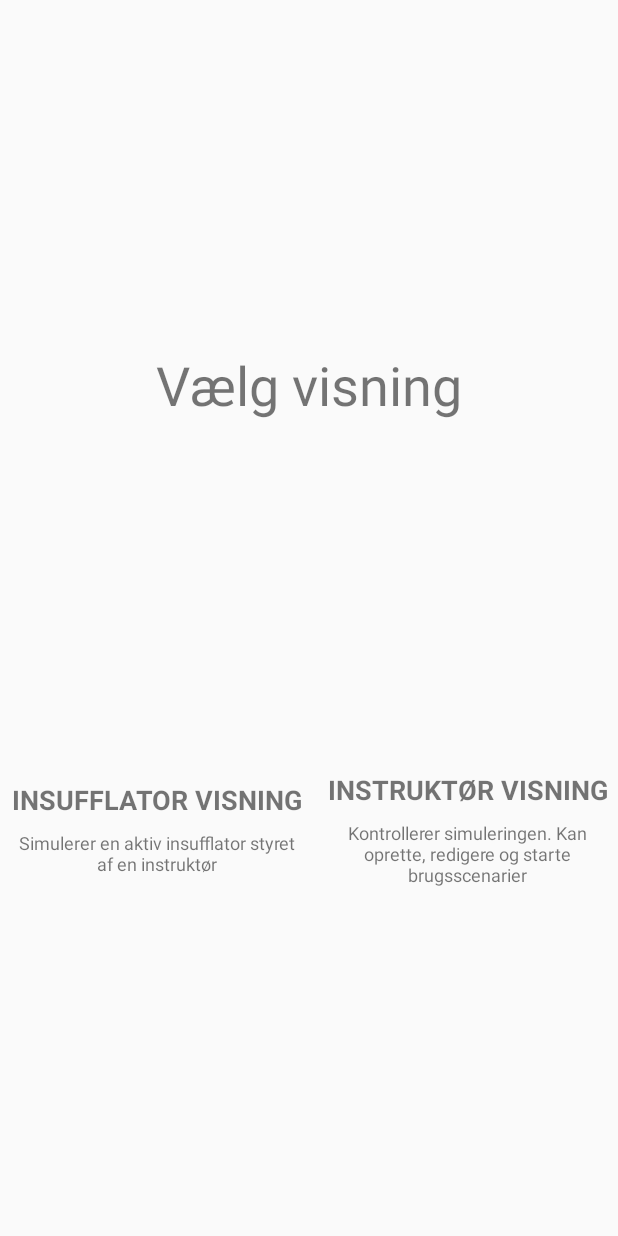
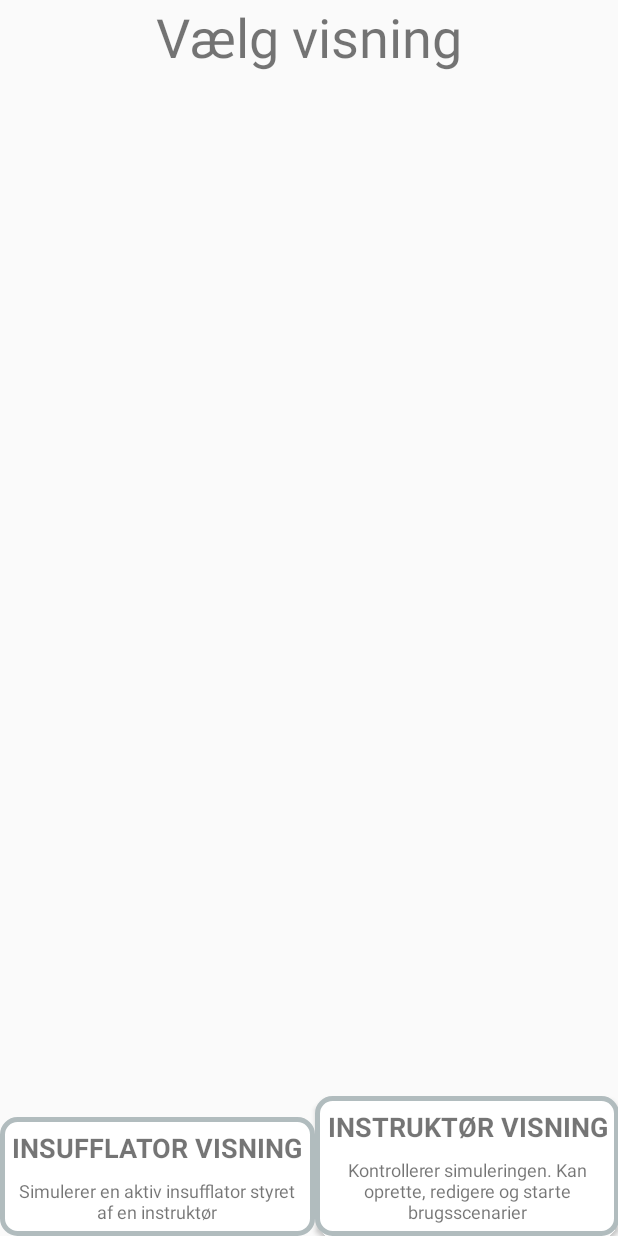
Before and after one commit to petertbdtu/gr09.8-Simulator-til-kirurgisk-traening, an Android app: the layout activity_vaelg_rolle.xml on its own in the app's theme, with its tools: preview values and no code run, on a phone screen of 412 x 824 dp. Run offline under Robolectric (Android 15) with nearby library versions, the phone set to English and light mode, and no system bars.

Commit message:
Tilføj constraintlayout border
Signed-off-by: petertbdtu <s175210@student.dtu.dk>

```diff
--- /dev/null
+++ b/app/src/main/res/drawable/constraint_border.xml
@@ -0,0 +1,7 @@
+<?xml version="1.0" encoding="UTF-8"?>
+<shape xmlns:android="http://schemas.android.com/apk/res/android">
+    <solid android:color="#FFFFFF"/>
+    <stroke android:width="3dip" android:color="#B1BCBE" />
+    <corners android:radius="10dip"/>
+    <padding android:left="0dip" android:top="0dip" android:right="0dip" android:bottom="0dip" />
+</shape>
--- a/app/src/main/res/layout/activity_vaelg_rolle.xml
+++ b/app/src/main/res/layout/activity_vaelg_rolle.xml
@@ -24,55 +24,15 @@
         app:layout_constraintTop_toTopOf="parent" />
 
     <android.support.constraint.ConstraintLayout
-        android:id="@+id/clInsufflator"
-        android:layout_width="wrap_content"
-        android:layout_height="wrap_content"
-        android:elevation="10dp"
-        app:layout_constraintBottom_toBottomOf="parent"
-        app:layout_constraintEnd_toStartOf="@+id/clInstruktor"
-        app:layout_constraintStart_toStartOf="parent"
-        app:layout_constraintTop_toBottomOf="@+id/tvVaelgRolle">
-
-        <TextView
-            android:id="@+id/tvInsufflatorTitel"
         android:layout_width="match_parent"
-            android:layout_height="wrap_content"
-            android:layout_marginStart="8dp"
-            android:layout_marginTop="8dp"
-            android:layout_marginEnd="8dp"
-            android:layout_weight="1"
-            android:text="@string/VaelgRolle_InsufflatorTitel"
-            android:textAlignment="center"
-            android:textAllCaps="true"
-            android:textSize="18sp"
-            android:textStyle="bold"
-            app:layout_constraintEnd_toEndOf="parent"
-            app:layout_constraintStart_toStartOf="parent"
-            app:layout_constraintTop_toTopOf="parent" />
-
-        <TextView
-            android:id="@+id/tvInsufflatorText"
-            android:layout_width="0dp"
-            android:layout_height="wrap_content"
-            android:layout_marginStart="8dp"
-            android:layout_marginTop="8dp"
-            android:layout_marginEnd="8dp"
-            android:layout_marginBottom="8dp"
-            android:layout_weight="1"
-            android:text="@string/VaelgRolle_InsufflatorText"
-            android:textAlignment="center"
-            android:textSize="12sp"
-            app:layout_constraintBottom_toBottomOf="parent"
-            app:layout_constraintEnd_toEndOf="parent"
-            app:layout_constraintStart_toStartOf="parent"
-            app:layout_constraintTop_toBottomOf="@+id/tvInsufflatorTitel" />
-    </android.support.constraint.ConstraintLayout>
+        android:layout_height="match_parent">
 
         <android.support.constraint.ConstraintLayout
             android:id="@+id/clInstruktor"
             android:layout_width="wrap_content"
-        android:layout_height="wrap_content"
-        android:elevation="100dp"
+            android:layout_height="0dp"
+            android:background="@drawable/constraint_border"
+            android:elevation="2dp"
             app:layout_constraintBottom_toBottomOf="parent"
             app:layout_constraintEnd_toEndOf="parent"
             app:layout_constraintStart_toEndOf="@+id/clInsufflator"
@@ -113,4 +73,51 @@
                 app:layout_constraintTop_toBottomOf="@+id/tvInstruktorTitel" />
         </android.support.constraint.ConstraintLayout>
 
+        <android.support.constraint.ConstraintLayout
+            android:id="@+id/clInsufflator"
+            android:layout_width="wrap_content"
+            android:layout_height="0dp"
+            android:background="@drawable/constraint_border"
+            android:elevation="2dp"
+            app:layout_constraintBottom_toBottomOf="parent"
+            app:layout_constraintEnd_toStartOf="@+id/clInstruktor"
+            app:layout_constraintStart_toStartOf="parent"
+            app:layout_constraintTop_toBottomOf="@+id/tvVaelgRolle">
+
+            <TextView
+                android:id="@+id/tvInsufflatorTitel"
+                android:layout_width="match_parent"
+                android:layout_height="wrap_content"
+                android:layout_marginStart="8dp"
+                android:layout_marginTop="8dp"
+                android:layout_marginEnd="8dp"
+                android:layout_weight="1"
+                android:text="@string/VaelgRolle_InsufflatorTitel"
+                android:textAlignment="center"
+                android:textAllCaps="true"
+                android:textSize="18sp"
+                android:textStyle="bold"
+                app:layout_constraintEnd_toEndOf="parent"
+                app:layout_constraintStart_toStartOf="parent"
+                app:layout_constraintTop_toTopOf="parent" />
+
+            <TextView
+                android:id="@+id/tvInsufflatorText"
+                android:layout_width="0dp"
+                android:layout_height="wrap_content"
+                android:layout_marginStart="8dp"
+                android:layout_marginTop="8dp"
+                android:layout_marginEnd="8dp"
+                android:layout_marginBottom="8dp"
+                android:layout_weight="1"
+                android:text="@string/VaelgRolle_InsufflatorText"
+                android:textAlignment="center"
+                android:textSize="12sp"
+                app:layout_constraintBottom_toBottomOf="parent"
+                app:layout_constraintEnd_toEndOf="parent"
+                app:layout_constraintStart_toStartOf="parent"
+                app:layout_constraintTop_toBottomOf="@+id/tvInsufflatorTitel" />
         </android.support.constraint.ConstraintLayout>
+    </android.support.constraint.ConstraintLayout>
+
+</android.support.constraint.ConstraintLayout>
```
Lines whose indentation alone changed are shown as unchanged.
